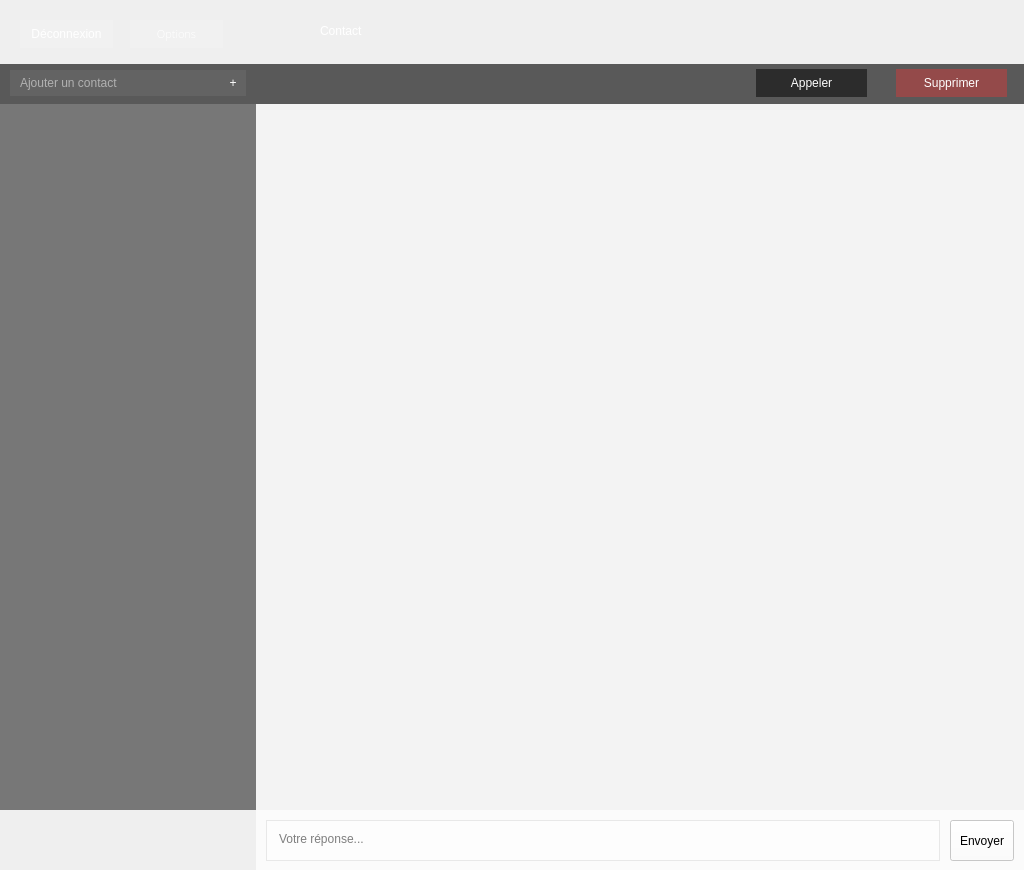
The window that Babel/client/forms/BabelMain.ui (gvsurenderreddy/Babel-VOIP) describes before a commit, drawn with Qt 5.
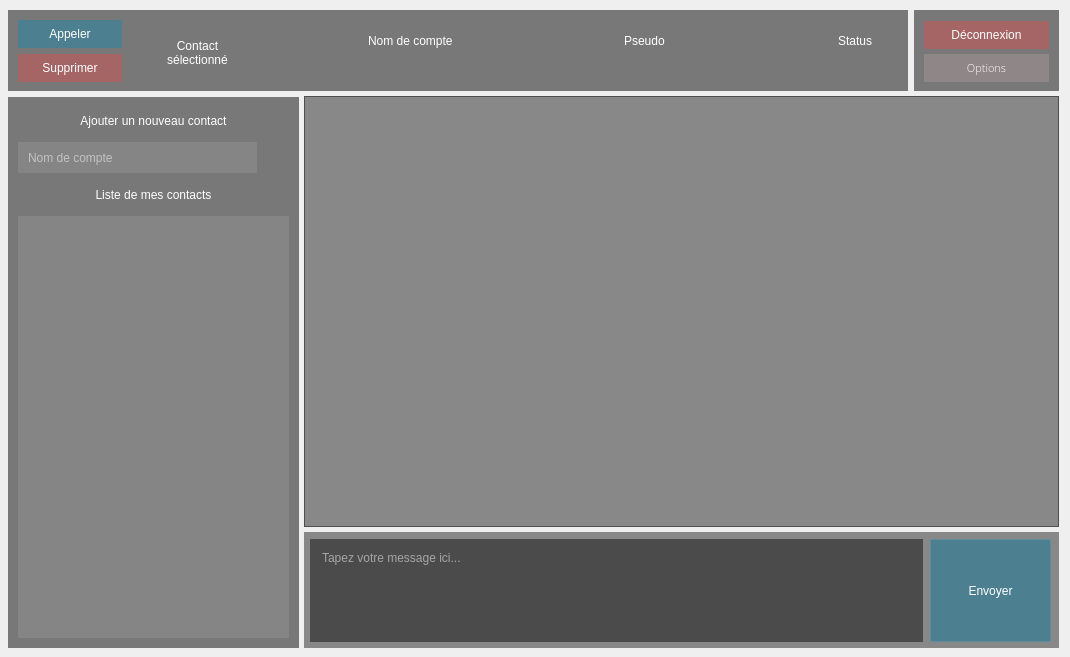
The same window after the commit. Icons and pictures are not drawn.

Diff of the .ui file:
```diff
--- a/Babel/client/forms/BabelMain.ui
+++ b/Babel/client/forms/BabelMain.ui
@@ -6,8 +6,8 @@
    <rect>
     <x>0</x>
     <y>0</y>
-    <width>1024</width>
-    <height>870</height>
+    <width>1070</width>
+    <height>657</height>
    </rect>
   </property>
   <property name="windowTitle">
@@ -16,59 +16,33 @@
   <property name="styleSheet">
    <string notr="true">background-image: url(:/background_image.png);</string>
   </property>
-  <widget class="QWidget" name="widget" native="true">
+  <widget class="QWidget" name="widgetUserActions" native="true">
    <property name="geometry">
     <rect>
-     <x>0</x>
-     <y>0</y>
-     <width>1024</width>
-     <height>64</height>
+     <x>914</x>
+     <y>10</y>
+     <width>145</width>
+     <height>81</height>
     </rect>
    </property>
    <property name="styleSheet">
     <string notr="true">background: none;
-background-color: rbga(0, 0, 0, 224);
-</string>
+background-color: rgba(0, 0, 0, 0.5);
+border: 1px solid rgba(255, 255, 255, .2);</string>
    </property>
-   <widget class="QLabel" name="name">
-    <property name="geometry">
-     <rect>
-      <x>320</x>
-      <y>10</y>
-      <width>491</width>
-      <height>41</height>
-     </rect>
-    </property>
-    <property name="styleSheet">
-     <string notr="true">background: none;
-border: none;
-background-color: rgba(0, 0, 0, 0);
-color: rgb(255, 255, 255);
-font: 16pt &quot;Open Sans Light&quot;;</string>
-    </property>
-    <property name="text">
-     <string>Contact</string>
-    </property>
-    <property name="scaledContents">
-     <bool>true</bool>
-    </property>
-    <property name="alignment">
-     <set>Qt::AlignLeading|Qt::AlignLeft|Qt::AlignVCenter</set>
-    </property>
-   </widget>
    <widget class="QPushButton" name="logout">
     <property name="geometry">
      <rect>
-      <x>20</x>
-      <y>20</y>
-      <width>93</width>
+      <x>10</x>
+      <y>11</y>
+      <width>125</width>
       <height>28</height>
      </rect>
     </property>
     <property name="styleSheet">
      <string notr="true">background: none;
 border: none;
-background-color: rgba(255, 255, 255, 32);
+background-color: rgba(196, 88, 88, 0.6);
 color: rgb(255, 255, 255);
 font: 8pt &quot;Open Sans Light&quot;;
 </string>
@@ -80,9 +54,9 @@
    <widget class="QPushButton" name="options">
     <property name="geometry">
      <rect>
-      <x>130</x>
-      <y>20</y>
-      <width>93</width>
+      <x>10</x>
+      <y>44</y>
+      <width>125</width>
       <height>28</height>
      </rect>
     </property>
@@ -98,7 +72,7 @@
     <property name="styleSheet">
      <string notr="true">background: none;
 border: none;
-background-color: rgba(255, 255, 255, 32);
+background-color: rgba(197, 172, 172, 0.3);
 color: rgb(255, 255, 255);
 font: 8pt &quot;Open Sans Light&quot;;
       </string>
@@ -108,208 +82,111 @@
     </property>
    </widget>
   </widget>
-  <widget class="QListView" name="listContactView">
-   <property name="geometry">
-    <rect>
-     <x>0</x>
-     <y>104</y>
-     <width>256</width>
-     <height>706</height>
-    </rect>
-   </property>
-   <property name="styleSheet">
-    <string notr="true">background:none;
-background-color: rgba(0, 0, 0, 128);
-border: none;
-font: 16px &quot;Open Sans Light&quot;;
-color: rgb(255, 255, 255);
-padding: 0 8px;
-</string>
-   </property>
-  </widget>
   <widget class="QWidget" name="messageWrapper" native="true">
    <property name="geometry">
     <rect>
-     <x>256</x>
-     <y>810</y>
-     <width>768</width>
-     <height>61</height>
+     <x>304</x>
+     <y>532</y>
+     <width>755</width>
+     <height>116</height>
     </rect>
    </property>
    <property name="styleSheet">
     <string notr="true">background: none;
-background-color: rgba(255, 255, 255, 196);</string>
+background-color: rgba(10, 10, 10, 0.45);
+border: 1px solid rgba(255, 255, 255, .2);</string>
    </property>
    <widget class="QTextEdit" name="messageEdit">
     <property name="geometry">
      <rect>
-      <x>10</x>
-      <y>10</y>
-      <width>674</width>
-      <height>41</height>
+      <x>6</x>
+      <y>7</y>
+      <width>613</width>
+      <height>103</height>
      </rect>
     </property>
     <property name="styleSheet">
-     <string notr="true">background-color: rgba(255, 255, 255, 96);
-padding: 7px 8px;
+     <string notr="true">background: none;
+border: none;
+background-color: rgba(0, 0, 0, 0.45);
+color: rgb(255, 255, 255);
+padding: 8px;
 font: 8pt &quot;Open Sans Light&quot;;
 </string>
     </property>
     <property name="placeholderText">
-     <string>Votre réponse...</string>
+     <string>Tapez votre message ici...</string>
     </property>
    </widget>
    <widget class="QPushButton" name="send">
     <property name="geometry">
      <rect>
-      <x>694</x>
-      <y>10</y>
-      <width>64</width>
-      <height>41</height>
+      <x>626</x>
+      <y>7</y>
+      <width>121</width>
+      <height>103</height>
      </rect>
     </property>
     <property name="styleSheet">
-     <string notr="true">background-color: rgba(255, 255, 255, 192);
-padding: 7px 8px;
-font: 8pt &quot;Open Sans Light&quot;;
-</string>
+     <string notr="true">background: none;
+background-color: #4c7f90;
+color: rgb(255, 255, 255);
+font: 10pt &quot;Open Sans Light&quot;;
+border: 1px solid rgba(255, 255, 255, 0.1);</string>
     </property>
     <property name="text">
      <string>Envoyer</string>
     </property>
    </widget>
   </widget>
-  <widget class="QWidget" name="widget_3" native="true">
-   <property name="geometry">
-    <rect>
-     <x>0</x>
-     <y>810</y>
-     <width>256</width>
-     <height>61</height>
-    </rect>
-   </property>
-   <property name="styleSheet">
-    <string notr="true">background: none;
-background-color: rbga(0, 0, 0, 224);
-</string>
-   </property>
-  </widget>
-  <widget class="QWidget" name="widget_2" native="true">
-   <property name="geometry">
-    <rect>
-     <x>0</x>
-     <y>64</y>
-     <width>256</width>
-     <height>40</height>
-    </rect>
-   </property>
-   <property name="styleSheet">
-    <string notr="true">background:none;
-background-color: rgba(0, 0, 0, 160);
-border: none;
-font: 12pt &quot;Open Sans Light&quot;;
-color: rgb(255, 255, 255);
-padding: 0 8px;
-</string>
-   </property>
-   <widget class="QLineEdit" name="newContact">
-    <property name="geometry">
-     <rect>
-      <x>10</x>
-      <y>6</y>
-      <width>210</width>
-      <height>26</height>
-     </rect>
-    </property>
-    <property name="styleSheet">
-     <string notr="true">background:none;
-background-color: rgba(255, 255, 255, 16);
-border: none;
-font: 14px &quot;Open Sans Light&quot;;
-color: rgb(255, 255, 255);
-padding: 0 8px;
-</string>
-    </property>
-    <property name="placeholderText">
-     <string>Ajouter un contact</string>
-    </property>
-   </widget>
-   <widget class="QPushButton" name="addContact">
-    <property name="geometry">
-     <rect>
-      <x>220</x>
-      <y>6</y>
-      <width>26</width>
-      <height>26</height>
-     </rect>
-    </property>
-    <property name="styleSheet">
-     <string notr="true">background:none;
-background-color: rgba(255, 255, 255, 16);
-border: none;
-font: 14px &quot;Open Sans Light&quot;;
-color: rgb(255, 255, 255);
-padding: 0 8px;
-</string>
-    </property>
-    <property name="text">
-     <string>+</string>
-    </property>
-   </widget>
-  </widget>
   <widget class="QListView" name="listView">
    <property name="geometry">
     <rect>
-     <x>256</x>
-     <y>104</y>
-     <width>768</width>
-     <height>706</height>
+     <x>304</x>
+     <y>96</y>
+     <width>755</width>
+     <height>431</height>
     </rect>
    </property>
    <property name="styleSheet">
     <string notr="true">background:none;
-background-color: rgba(255, 255, 255, 64);
-border: none;
+background-color: rgba(10, 10, 10, 0.45);
+border: 1px solid rgba(255, 255, 255, .2);
 font: 16px &quot;Open Sans Light&quot;;
-color: rgb(0, 0, 0);
-padding: 0 8px;
+color: rgb(255, 255, 255);
+padding: 3px 8px;
 </string>
    </property>
   </widget>
   <widget class="QWidget" name="widget_4" native="true">
    <property name="geometry">
     <rect>
-     <x>256</x>
-     <y>64</y>
-     <width>768</width>
-     <height>40</height>
+     <x>8</x>
+     <y>10</y>
+     <width>900</width>
+     <height>81</height>
     </rect>
    </property>
    <property name="styleSheet">
-    <string notr="true">background:none;
-background-color: rgba(0, 0, 0, 160);
-border: none;
-font: 12pt &quot;Open Sans Light&quot;;
-color: rgb(255, 255, 255);
-padding: 0 8px;
-</string>
+    <string notr="true">background: none;
+background-color: rgba(0, 0, 0, 0.5);
+border: 1px solid rgba(255, 255, 255, .2);</string>
    </property>
    <widget class="QPushButton" name="call">
     <property name="geometry">
      <rect>
-      <x>500</x>
-      <y>5</y>
-      <width>111</width>
+      <x>10</x>
+      <y>10</y>
+      <width>104</width>
       <height>28</height>
      </rect>
     </property>
     <property name="styleSheet">
      <string notr="true">background: none;
 border: none;
-background-color: rgba(0, 0, 0, 128);
+background-color: #4c7f90;
 color: rgb(255, 255, 255);
-font: 16px &quot;Open Sans Light&quot;;
-</string>
+font: 8pt &quot;Open Sans Light&quot;;</string>
     </property>
     <property name="text">
      <string>Appeler</string>
@@ -318,23 +195,341 @@
    <widget class="QPushButton" name="deleteContact">
     <property name="geometry">
      <rect>
-      <x>640</x>
-      <y>5</y>
-      <width>111</width>
+      <x>10</x>
+      <y>44</y>
+      <width>104</width>
       <height>28</height>
      </rect>
     </property>
     <property name="styleSheet">
      <string notr="true">background: none;
 border: none;
-background-color: rgba(207, 60, 60, 128);
+background-color: rgba(196, 88, 88, 0.6);
 color: rgb(255, 255, 255);
-font: 16px &quot;Open Sans Light&quot;;
+font: 8pt &quot;Open Sans Light&quot;;
 </string>
     </property>
     <property name="text">
      <string>Supprimer</string>
     </property>
+    <property name="icon">
+     <iconset resource="../resources/BabelMain.qrc">
+      <normaloff>:/delete.png</normaloff>:/delete.png</iconset>
+    </property>
+   </widget>
+   <widget class="QWidget" name="widget" native="true">
+    <property name="geometry">
+     <rect>
+      <x>120</x>
+      <y>10</y>
+      <width>771</width>
+      <height>64</height>
+     </rect>
+    </property>
+    <property name="styleSheet">
+     <string notr="true">background-color: none;
+border: 1px solid rgba(255, 255, 255, .2);</string>
+    </property>
+    <widget class="QLabel" name="status">
+     <property name="geometry">
+      <rect>
+       <x>560</x>
+       <y>30</y>
+       <width>192</width>
+       <height>27</height>
+      </rect>
+     </property>
+     <property name="styleSheet">
+      <string notr="true">background: none;
+background-color: rgba(255, 255, 255, .1);
+border: 1px solid rgba(255, 255, 255, .2);
+color: rgb(255, 255, 255);
+font: 8pt &quot;Open Sans Light&quot;;
+padding: 8px;
+</string>
+     </property>
+     <property name="text">
+      <string/>
+     </property>
+     <property name="scaledContents">
+      <bool>true</bool>
+     </property>
+     <property name="alignment">
+      <set>Qt::AlignLeading|Qt::AlignLeft|Qt::AlignVCenter</set>
+     </property>
+    </widget>
+    <widget class="QLabel" name="labelAccountName">
+     <property name="geometry">
+      <rect>
+       <x>240</x>
+       <y>10</y>
+       <width>91</width>
+       <height>21</height>
+      </rect>
+     </property>
+     <property name="styleSheet">
+      <string notr="true">background: none;
+color: rgb(255, 255, 255);
+border:none;
+font: 7pt &quot;Open Sans Light&quot;;
+</string>
+     </property>
+     <property name="text">
+      <string>Nom de compte</string>
+     </property>
+    </widget>
+    <widget class="QLabel" name="pseudo">
+     <property name="geometry">
+      <rect>
+       <x>352</x>
+       <y>30</y>
+       <width>192</width>
+       <height>27</height>
+      </rect>
+     </property>
+     <property name="styleSheet">
+      <string notr="true">background: none;
+background-color: rgba(255, 255, 255, .1);
+border: 1px solid rgba(255, 255, 255, .2);
+color: rgb(255, 255, 255);
+font: 8pt &quot;Open Sans Light&quot;;
+padding: 8px;
+</string>
+     </property>
+     <property name="text">
+      <string/>
+     </property>
+     <property name="scaledContents">
+      <bool>true</bool>
+     </property>
+     <property name="alignment">
+      <set>Qt::AlignLeading|Qt::AlignLeft|Qt::AlignVCenter</set>
+     </property>
+    </widget>
+    <widget class="QLabel" name="accountName">
+     <property name="geometry">
+      <rect>
+       <x>144</x>
+       <y>30</y>
+       <width>192</width>
+       <height>27</height>
+      </rect>
+     </property>
+     <property name="styleSheet">
+      <string notr="true">background: none;
+background-color: rgba(255, 255, 255, .1);
+border: 1px solid rgba(255, 255, 255, .2);
+color: rgb(255, 255, 255);
+font: 8pt &quot;Open Sans Light&quot;;
+padding: 8px;
+</string>
+     </property>
+     <property name="text">
+      <string/>
+     </property>
+     <property name="scaledContents">
+      <bool>true</bool>
+     </property>
+     <property name="alignment">
+      <set>Qt::AlignLeading|Qt::AlignLeft|Qt::AlignVCenter</set>
+     </property>
+    </widget>
+    <widget class="QLabel" name="labelStatus">
+     <property name="geometry">
+      <rect>
+       <x>710</x>
+       <y>10</y>
+       <width>41</width>
+       <height>21</height>
+      </rect>
+     </property>
+     <property name="styleSheet">
+      <string notr="true">background: none;
+color: rgb(255, 255, 255);
+border:none;
+font: 7pt &quot;Open Sans Light&quot;;
+</string>
+     </property>
+     <property name="text">
+      <string>Status</string>
+     </property>
+    </widget>
+    <widget class="QLabel" name="labelPseudo">
+     <property name="geometry">
+      <rect>
+       <x>496</x>
+       <y>10</y>
+       <width>51</width>
+       <height>21</height>
+      </rect>
+     </property>
+     <property name="styleSheet">
+      <string notr="true">background: none;
+color: rgb(255, 255, 255);
+border:none;
+font: 7pt &quot;Open Sans Light&quot;;
+</string>
+     </property>
+     <property name="text">
+      <string>Pseudo</string>
+     </property>
+    </widget>
+    <widget class="QLabel" name="label">
+     <property name="geometry">
+      <rect>
+       <x>4</x>
+       <y>4</y>
+       <width>131</width>
+       <height>57</height>
+      </rect>
+     </property>
+     <property name="styleSheet">
+      <string notr="true">background: none;
+background-color: rgba(10, 10, 10, .2);
+border: 1px solid rgba(255, 255, 255, .2);
+color: rgb(255, 255, 255);
+font: 9pt &quot;Open Sans Light&quot;;</string>
+     </property>
+     <property name="text">
+      <string>Contact 
+sélectionné</string>
+     </property>
+     <property name="alignment">
+      <set>Qt::AlignCenter</set>
+     </property>
+    </widget>
+   </widget>
+  </widget>
+  <widget class="QWidget" name="widgetContactList" native="true">
+   <property name="geometry">
+    <rect>
+     <x>8</x>
+     <y>97</y>
+     <width>291</width>
+     <height>551</height>
+    </rect>
+   </property>
+   <property name="styleSheet">
+    <string notr="true">background: none;
+background-color: rgba(0, 0, 0, 0.5);
+border: 1px solid rgba(255, 255, 255, .2);</string>
+   </property>
+   <widget class="QLabel" name="labelListContacts">
+    <property name="geometry">
+     <rect>
+      <x>10</x>
+      <y>80</y>
+      <width>271</width>
+      <height>36</height>
+     </rect>
+    </property>
+    <property name="styleSheet">
+     <string notr="true">background: none;
+color: rgb(255, 255, 255);
+border:none;
+font: 9pt &quot;Open Sans Light&quot;;
+</string>
+    </property>
+    <property name="text">
+     <string>Liste de mes contacts</string>
+    </property>
+    <property name="alignment">
+     <set>Qt::AlignCenter</set>
+    </property>
+   </widget>
+   <widget class="QLabel" name="labelAddContact">
+    <property name="geometry">
+     <rect>
+      <x>10</x>
+      <y>6</y>
+      <width>271</width>
+      <height>36</height>
+     </rect>
+    </property>
+    <property name="styleSheet">
+     <string notr="true">background: none;
+color: rgb(255, 255, 255);
+border:none;
+font: 9pt &quot;Open Sans Light&quot;;
+</string>
+    </property>
+    <property name="text">
+     <string>Ajouter un nouveau contact</string>
+    </property>
+    <property name="alignment">
+     <set>Qt::AlignCenter</set>
+    </property>
+   </widget>
+   <widget class="QPushButton" name="addContact">
+    <property name="geometry">
+     <rect>
+      <x>255</x>
+      <y>45</y>
+      <width>26</width>
+      <height>31</height>
+     </rect>
+    </property>
+    <property name="cursor">
+     <cursorShape>PointingHandCursor</cursorShape>
+    </property>
+    <property name="styleSheet">
+     <string notr="true">background: none;
+color: rgb(255, 255, 255);
+font: 10pt &quot;Open Sans Light&quot;;
+border: none;</string>
+    </property>
+    <property name="text">
+     <string/>
+    </property>
+    <property name="icon">
+     <iconset resource="../resources/BabelMain.qrc">
+      <normaloff>:/ajouter.png</normaloff>:/ajouter.png</iconset>
+    </property>
+   </widget>
+   <widget class="QLineEdit" name="newContact">
+    <property name="geometry">
+     <rect>
+      <x>10</x>
+      <y>45</y>
+      <width>239</width>
+      <height>31</height>
+     </rect>
+    </property>
+    <property name="styleSheet">
+     <string notr="true">background:none;
+background-color: rgba(255, 255, 255, 0.1);
+border: none;
+font: 14px &quot;Open Sans Light&quot;;
+color: rgb(255, 255, 255);
+padding: 0 8px;
+</string>
+    </property>
+    <property name="maxLength">
+     <number>255</number>
+    </property>
+    <property name="placeholderText">
+     <string>Nom de compte</string>
+    </property>
+   </widget>
+   <widget class="QListView" name="listContactView">
+    <property name="geometry">
+     <rect>
+      <x>10</x>
+      <y>119</y>
+      <width>271</width>
+      <height>422</height>
+     </rect>
+    </property>
+    <property name="styleSheet">
+     <string notr="true">background:none;
+background-color: rgba(255, 255, 255, 0.1);
+border: none;
+font: 14px &quot;Open Sans Light&quot;;
+color: rgb(255, 255, 255);
+padding: 8px;
+
+</string>
+    </property>
    </widget>
   </widget>
  </widget>
```
Left out of the diff: 33 changed lines with no effect on the pictures.
